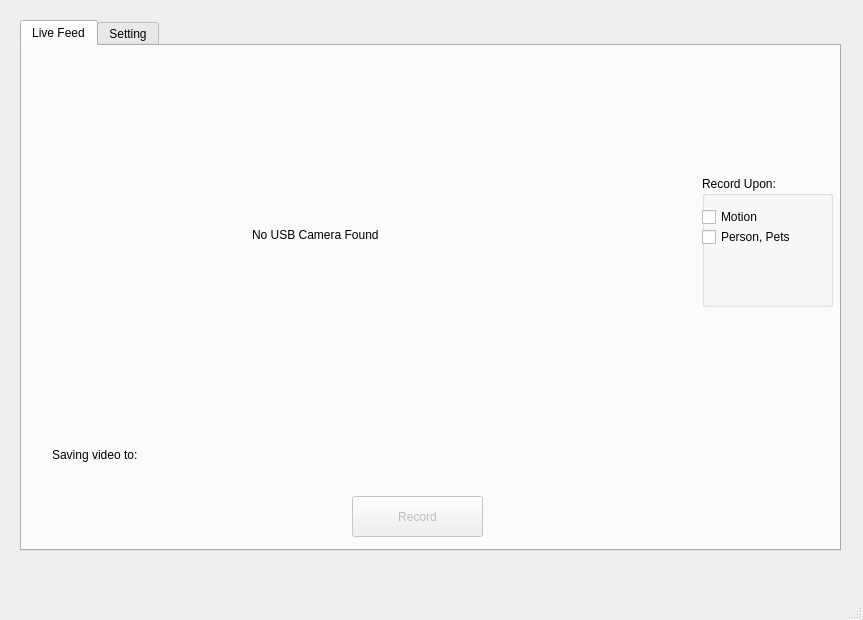
Before: the Qt Designer form interface.ui in hans-ob1/deep_eye, drawn with Qt 5.
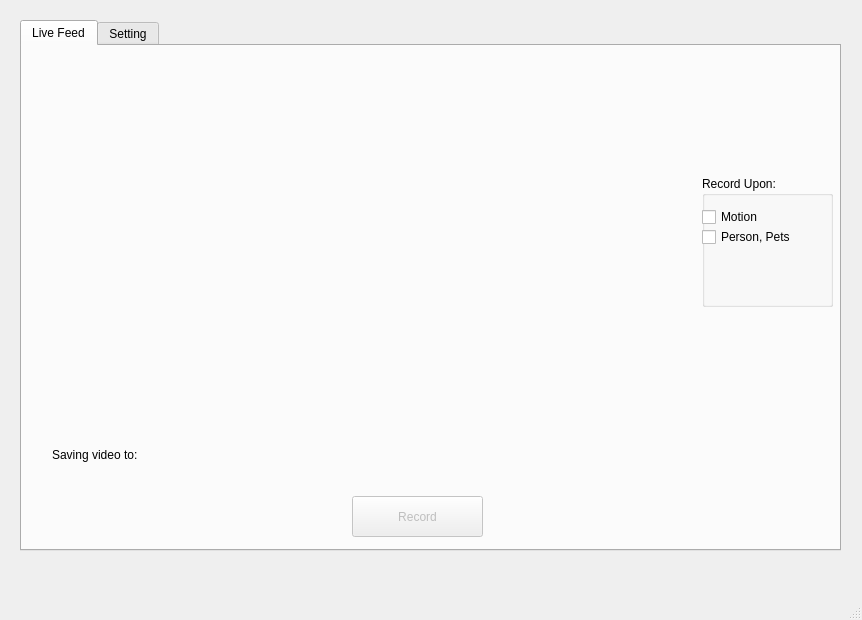
After: the same form once the commit is applied.

```diff
--- a/interface.ui
+++ b/interface.ui
@@ -9,7 +9,7 @@
    <rect>
     <x>0</x>
     <y>0</y>
-    <width>863</width>
+    <width>862</width>
     <height>620</height>
    </rect>
   </property>
@@ -168,19 +168,6 @@
        <string/>
       </property>
      </widget>
-     <widget class="QLabel" name="displayText">
-      <property name="geometry">
-       <rect>
-        <x>230</x>
-        <y>180</y>
-        <width>241</width>
-        <height>17</height>
-       </rect>
-      </property>
-      <property name="text">
-       <string>No USB Camera Found</string>
-      </property>
-     </widget>
     </widget>
     <widget class="QWidget" name="setting_tab">
      <attribute name="title">
```
Left out of the diff: 2 changed lines with no effect on the pictures.
